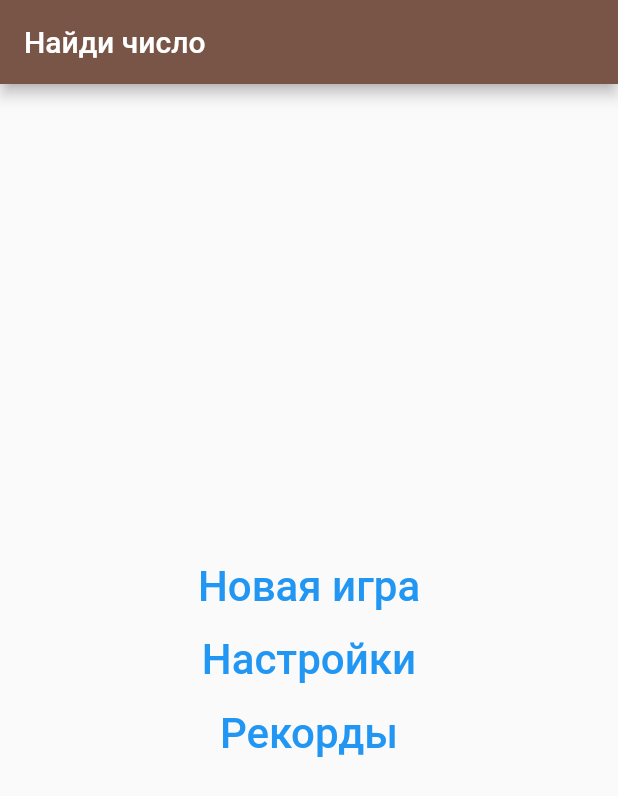
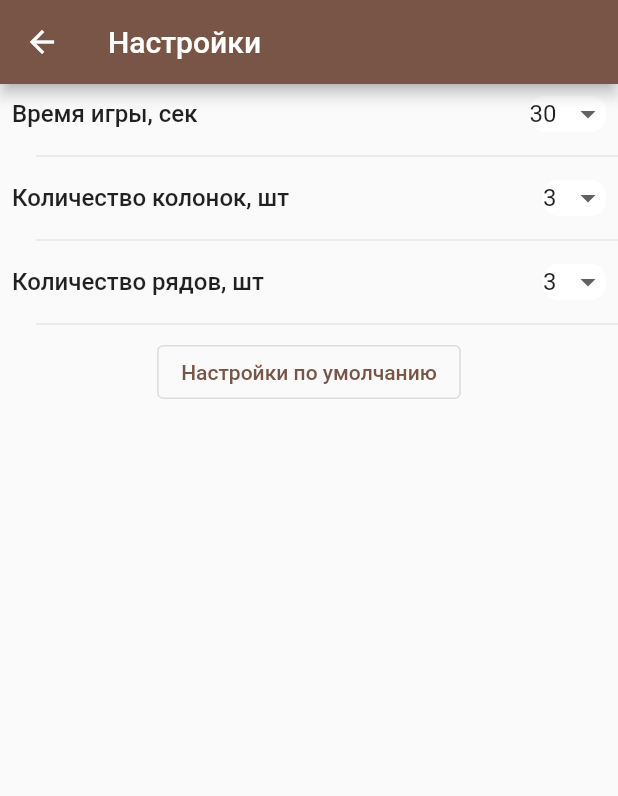
Before and after one commit to Tsiuryn/find_number_flutter, a Flutter app: the screen it shows after launch, after a tap on "Настройки", on a phone screen of 412 x 824 dp. Shown: the top 796 px of the screen. Run offline on Flutter 3.47's test engine with Material 2 defaults, Android fonts, the phone set to English and light mode, and no system bars; our stand-ins replace shared_preferences; generated files the repository leaves out were written again.

Commit message:
added settings and records

```diff
--- /dev/null
+++ b/lib/app/config/config.dart
@@ -0,0 +1,69 @@
+import 'dart:convert';
+
+import 'package:find_number/app/config/records.dart';
+import 'package:shared_preferences/shared_preferences.dart';
+
+import 'environment.dart';
+
+const _env = "ENV";
+const _records = "RECORDS";
+
+class Config {
+  late final Future<SharedPreferences> _prefs;
+
+  Config() {
+    _prefs = SharedPreferences.getInstance();
+  }
+
+  Future<Environment> getEnvironment() {
+    try {
+      return _prefs.then((pref) {
+        final envString = pref.getString(_env);
+        if (envString == null) {
+          return Environment.empty();
+        } else {
+          final json = jsonDecode(envString);
+          return Environment.fromJson(json);
+        }
+      });
+    } catch (e) {
+      return Future.value(Environment.empty());
+    }
+  }
+
+  void setEnvironment(Environment environment) {
+    _prefs.then((value) {
+      value.setString(_env, jsonEncode(environment.toJson()));
+    });
+  }
+
+  Future<Records> getRecords() {
+    try {
+      return _prefs.then((pref) {
+        final recString = pref.getString(_records);
+        if (recString == null) {
+          return Records.empty();
+        } else {
+          final json = jsonDecode(recString);
+          return Records.fromJson(json);
+        }
+      });
+    } catch (e) {
+      return Future.value(Records.empty());
+    }
+  }
+
+  void setRecords(AppRecord record) {
+    _prefs.then((value) async {
+      final records = await getRecords();
+      records.records.add(record);
+      value.setString(_records, jsonEncode(records.toJson()));
+    });
+  }
+
+  void clearRecords() {
+    _prefs.then((value) async {
+      value.setString(_records, jsonEncode(Records.empty().toJson()));
+    });
+  }
+}
--- a/lib/app/config/environment.dart
+++ b/lib/app/config/environment.dart
@@ -23,4 +23,16 @@ class Environment {
       _$EnvironmentFromJson(json);
 
   Map<String, dynamic> toJson() => _$EnvironmentToJson(this);
+
+  Environment copyWith({
+    int? countViewsInVer,
+    int? countViewsInHor,
+    int? seconds,
+  }) {
+    return Environment(
+      countViewsInVer: countViewsInVer ?? this.countViewsInVer,
+      countViewsInHor: countViewsInHor ?? this.countViewsInHor,
+      seconds: seconds ?? this.seconds,
+    );
+  }
 }
--- a/lib/app/config/pref.dart
+++ /dev/null
@@ -1,34 +0,0 @@
-import 'dart:convert';
-
-import 'package:shared_preferences/shared_preferences.dart';
-
-import 'environment.dart';
-
-const _env = "ENV";
-
-class Config {
-  late final Future<SharedPreferences> _prefs;
-
-   Config() {
-    _prefs = SharedPreferences.getInstance();
-  }
-
-  Future<Environment> getEnvironment() {
-    return _prefs.then((pref) {
-      final envString =  pref.getString(_env);
-      if(envString == null){
-        return Environment.empty();
-      }else{
-        final json = jsonDecode(envString);
-        return Environment.fromJson(json);
-      }
-    });
-  }
-
-  void setEnvironment (Environment environment){
-    _prefs.then((value){
-      value.setString(_env, jsonEncode(environment.toJson()));
-    });
-  }
-
-}
--- /dev/null
+++ b/lib/app/config/records.dart
@@ -0,0 +1,39 @@
+import 'package:json_annotation/json_annotation.dart';
+
+part 'records.g.dart';
+
+@JsonSerializable()
+class Records {
+  final List<AppRecord> records;
+
+  const Records({
+    required this.records,
+  });
+
+  Records.empty() : records = [];
+
+  factory Records.fromJson(Map<String, dynamic> json) =>
+      _$RecordsFromJson(json);
+
+  Map<String, dynamic> toJson() => _$RecordsToJson(this);
+}
+
+@JsonSerializable()
+class AppRecord {
+  final int countViewsInVer;
+  final int countViewsInHor;
+  final int seconds;
+  final String date;
+
+  const AppRecord({
+    required this.countViewsInVer,
+    required this.countViewsInHor,
+    required this.seconds,
+    required this.date,
+  });
+
+  factory AppRecord.fromJson(Map<String, dynamic> json) =>
+      _$AppRecordFromJson(json);
+
+  Map<String, dynamic> toJson() => _$AppRecordToJson(this);
+}
--- a/lib/assets/l10n/app_en.arb
+++ b/lib/assets/l10n/app_en.arb
@@ -1,7 +1,12 @@
 {
   "find_number_page__appbar_title": "Find number",
   "settings_page__appbar_title": "Settings",
+  "settings_page__seconds": "Seconds",
+  "settings_page__horizont": "Number of columns, pcs",
+  "settings_page__vertical": "Number of rows, pcs",
+  "settings_page__button": "Default params",
   "records__appbar_title": "Records",
+  "records__no_records": "No wins saved",
   "find_number_page__status_win": "You have won!",
   "find_number_page__status_lose": "You lose!",
   "find_number_page__new_game": "New game"
--- a/lib/assets/l10n/app_ru.arb
+++ b/lib/assets/l10n/app_ru.arb
@@ -1,7 +1,12 @@
 {
   "find_number_page__appbar_title": "Найди число",
   "settings_page__appbar_title": "Настройки",
+  "settings_page__seconds": "Время игры, сек",
+  "settings_page__horizont": "Количество колонок, шт",
+  "settings_page__vertical": "Количество рядов, шт",
+  "settings_page__button": "Настройки по умолчанию",
   "records__appbar_title": "Рекорды",
+  "records__no_records": "Не сохранено ни одной победы",
   "find_number_page__status_win": "Вы выиграли!",
   "find_number_page__status_lose": "Вы проиграли!",
   "find_number_page__new_game": "Новая игра"
--- a/lib/pages/first_page.dart
+++ b/lib/pages/first_page.dart
@@ -1,6 +1,8 @@
 import 'package:find_number/app/config/environment.dart';
-import 'package:find_number/app/config/pref.dart';
+import 'package:find_number/app/config/config.dart';
 import 'package:find_number/pages/find_number_page.dart';
+import 'package:find_number/pages/records_page.dart';
+import 'package:find_number/pages/settings_page.dart';
 import 'package:flutter/material.dart';
 import 'package:flutter_gen/gen_l10n/game_loc.dart';
 
@@ -43,6 +45,7 @@ class _FirstPageState extends State<FirstPage> {
                     MaterialPageRoute(
                       builder: (context) => FindNumberPage(
                         environment: value,
+                        config: _config,
                       ),
                     ),
                   );
@@ -57,7 +60,19 @@ class _FirstPageState extends State<FirstPage> {
               ),
             ),
             TextButton(
-              onPressed: () {},
+              onPressed: () {
+                getEnv().then((value) {
+                  Navigator.push(
+                    context,
+                    MaterialPageRoute(
+                      builder: (context) => SettingsPage(
+                        env: value,
+                        config: _config,
+                      ),
+                    ),
+                  );
+                });
+              },
               child: Text(
                 l10n.settings_page__appbar_title,
                 style: const TextStyle(
@@ -68,7 +83,17 @@ class _FirstPageState extends State<FirstPage> {
             ),
             TextButton(
               onPressed: () {
-
+                _config.getRecords().then((value) {
+                  Navigator.push(
+                    context,
+                    MaterialPageRoute(
+                      builder: (context) => RecordsPage(
+                        records: value,
+                        config: _config,
+                      ),
+                    ),
+                  );
+                });
               },
               child: Text(
                 l10n.records__appbar_title,
--- /dev/null
+++ b/lib/pages/settings_page.dart
@@ -0,0 +1,189 @@
+import 'package:find_number/app/config/environment.dart';
+import 'package:find_number/app/config/config.dart';
+import 'package:flutter/material.dart';
+import 'package:flutter_gen/gen_l10n/game_loc.dart';
+
+class SettingsPage extends StatefulWidget {
+  final Environment env;
+  final Config config;
+
+  const SettingsPage({
+    Key? key,
+    required this.env,
+    required this.config,
+  }) : super(key: key);
+
+  @override
+  State<SettingsPage> createState() => _SettingsPageState();
+}
+
+class _SettingsPageState extends State<SettingsPage> {
+  late Environment _env;
+
+  @override
+  void initState() {
+    super.initState();
+    _env = widget.env;
+  }
+
+  @override
+  Widget build(BuildContext context) {
+    final l10n = AppLocalizations.of(context);
+
+    return Scaffold(
+      appBar: AppBar(
+        title: Text(l10n.settings_page__appbar_title),
+      ),
+      body: Column(
+        children: [
+          _ItemWidget(
+            key: UniqueKey(),
+            title: l10n.settings_page__seconds,
+            value: _env.seconds,
+            choosingValue: _generateList(5, 200, 5),
+            onSelected: (value) {
+              _env = _env.copyWith(
+                seconds: value,
+              );
+              _updateEnvironment(_env);
+            },
+          ),
+          _ItemWidget(
+            key: UniqueKey(),
+            title: l10n.settings_page__horizont,
+            value: _env.countViewsInHor,
+            choosingValue: _generateList(1, 10, 1),
+            onSelected: (value) {
+              _env = _env.copyWith(
+                countViewsInHor: value,
+              );
+              _updateEnvironment(_env);
+            },
+          ),
+          _ItemWidget(
+            key: UniqueKey(),
+            title: l10n.settings_page__vertical,
+            value: _env.countViewsInVer,
+            choosingValue: _generateList(1, 10, 1),
+            onSelected: (value) {
+              _env = _env.copyWith(
+                countViewsInVer: value,
+              );
+              _updateEnvironment(_env);
+            },
+          ),
+          OutlinedButton(
+              onPressed: () {
+                setState(() {
+                  _env = Environment.empty();
+                });
+                _updateEnvironment(_env);
+              },
+              child: Text(l10n.settings_page__button))
+        ],
+      ),
+    );
+  }
+
+  List<int> _generateList(int min, int max, int step) {
+    List<int> returnedList = [];
+    int currentValue = min;
+    while (currentValue <= max) {
+      returnedList.add(currentValue);
+      currentValue += step;
+    }
+
+    return returnedList;
+  }
+
+  void _updateEnvironment(Environment env) {
+    widget.config.setEnvironment(env);
+  }
+}
+
+class _ItemWidget extends StatefulWidget {
+  final String title;
+  final int value;
+  final List<int> choosingValue;
+  final Function(int) onSelected;
+
+  const _ItemWidget({
+    Key? key,
+    required this.title,
+    required this.value,
+    required this.choosingValue,
+    required this.onSelected,
+  }) : super(key: key);
+
+  @override
+  State<_ItemWidget> createState() => _ItemWidgetState();
+}
+
+class _ItemWidgetState extends State<_ItemWidget> {
+  late List<DropdownMenuItem<int>> _popUpMenuItems;
+  late int _currentValue;
+
+  @override
+  void initState() {
+    super.initState();
+    _currentValue = widget.value;
+    _popUpMenuItems = widget.choosingValue
+        .map((e) => DropdownMenuItem<int>(
+            value: e,
+            child: Text(e.toString(),
+                style: const TextStyle(
+                  fontSize: 16,
+                ))))
+        .toList();
+  }
+
+  @override
+  Widget build(BuildContext context) {
+    const style = TextStyle(
+      fontSize: 16,
+      fontWeight: FontWeight.w500,
+    );
+
+    return Column(
+      children: [
+        Padding(
+          padding: const EdgeInsets.all(8.0),
+          child: Row(
+            children: [
+              Expanded(
+                  child: Text(
+                widget.title,
+                style: style,
+              )),
+              Container(
+                decoration: BoxDecoration(
+                    color: Colors.white,
+                    borderRadius: BorderRadius.circular(10)),
+                child: DropdownButton<int>(
+                  isDense: true,
+                  value: _currentValue,
+                  items: _popUpMenuItems,
+                  menuMaxHeight: 250,
+                  icon: const Icon(Icons.arrow_drop_down),
+                  underline: const SizedBox(),
+                  onChanged: (value) {
+                    setState(() {
+                      if (value != null) {
+                        _currentValue = value;
+                        widget.onSelected(value);
+                      }
+                    });
+                  },
+                ),
+              ),
+            ],
+          ),
+        ),
+        const Padding(
+          padding: EdgeInsets.only(left: 24.0),
+          child: Divider(),
+        ),
+      ],
+    );
+  }
+}
```
Also changed, not shown: lib/pages/controller/game_controller.dart (+4 -4 lines), lib/pages/find_number_page.dart (+21 -1 lines), lib/pages/records_page.dart (added, +146 -0 lines), pubspec.yaml (+4 -3 lines), lib/app/config/records.g.dart (added), lib/app/utils/extensions.dart (line endings or trailing spaces), lib/main.dart (line endings or trailing spaces), 1 other file.
